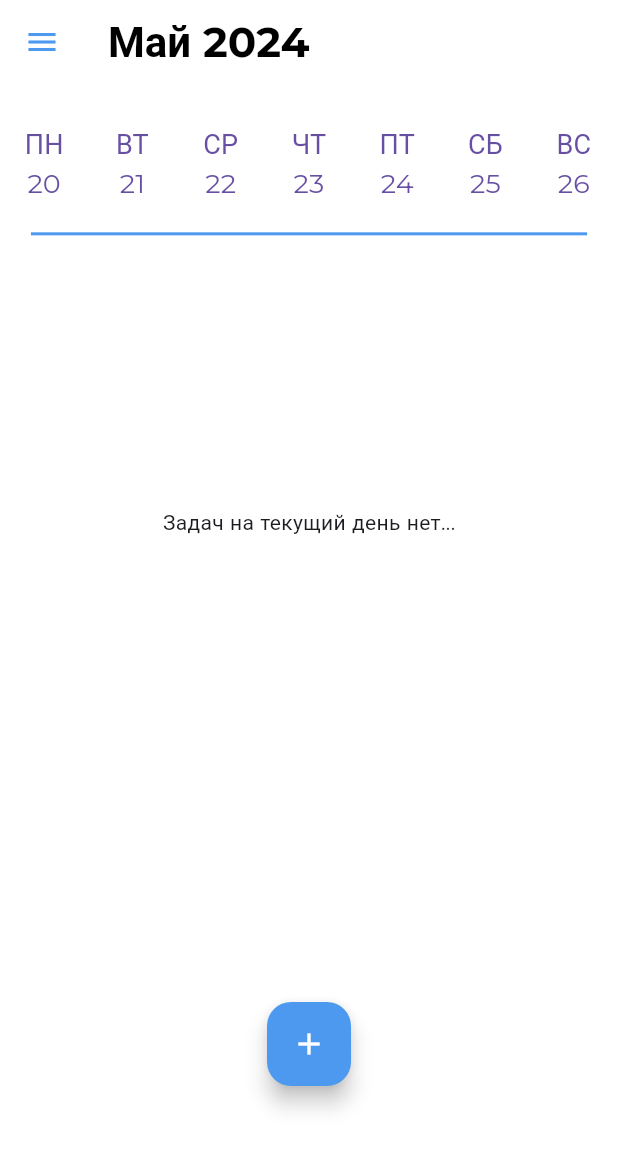
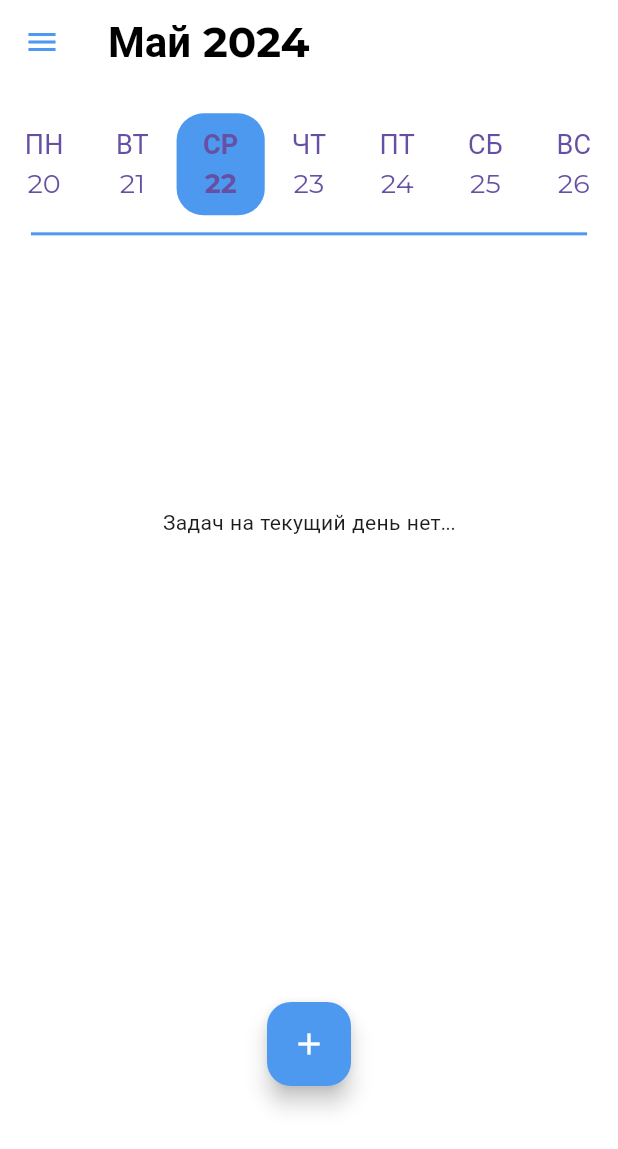
Before and after one commit to schlimmsten/Multitask, a Flutter app: the screen it shows after launch, after a tap on "Продолжить", on a phone screen of 412 x 824 dp. Shown: the top 1149 px of the screen. Run offline on Flutter 3.47's test engine with Material 3 defaults, Android fonts, the phone set to English and light mode, and no system bars; our stand-ins replace flutter_slidable, hive, hive_flutter, shared_preferences; missing offline and left inert: flutter_material_color_picker; accounts and stored records are empty; statements that could not run were skipped; project files that could hold a hidden picture were left out.

Commit message:
Доработал горизонтальный скролл дат, надо сделать смену месяца и года

```diff
--- a/lib/add_screen_components/add_screen_builder.dart
+++ b/lib/add_screen_components/add_screen_builder.dart
@@ -44,6 +44,7 @@ class _AddScreenBodyBuilderState extends State<AddScreenBodyBuilder> {
       appBar: AppBar(
         title: const Header(),
         centerTitle: true,
+        automaticallyImplyLeading: false,
       ),
       body: Container(
           padding: const EdgeInsets.only(left: 10, right: 10),
--- a/lib/add_screen_components/data_task/task_form_model.dart
+++ b/lib/add_screen_components/data_task/task_form_model.dart
@@ -43,7 +43,7 @@ class TaskFormModel {
         time: day);
     await box.add(task);
     Navigator.of(context)
-        .pushReplacement(MaterialPageRoute(builder: (_) => const MainScreen()));
+        .pop(context);
   }
   void changeTask(BuildContext context, int index) async {
     // Вызов метода для сохранения задачи с выбранной датой и временем
@@ -77,7 +77,7 @@ class TaskFormModel {
 
     //TaskModelProvider.of(context)?.model.put(index, task as Box<Task>);
     Navigator.of(context)
-        .pushReplacement(MaterialPageRoute(builder: (_) => const MainScreen()));
+        .pop(context);
   }
 }
 
--- a/lib/add_screen_components/decline_button.dart
+++ b/lib/add_screen_components/decline_button.dart
@@ -19,8 +19,7 @@ class DeclineButton extends StatelessWidget {
               ),
               child: FloatingActionButton(
                 onPressed: () {
-                  Navigator.of(context).pushReplacement(
-                      MaterialPageRoute(builder: (_) => const MainScreen()));
+                  Navigator.of(context).pop(context);
                 },
                 backgroundColor: Theme.of(context).primaryColor,
 
--- a/lib/change_screen_components/change_screen_builder.dart
+++ b/lib/change_screen_components/change_screen_builder.dart
@@ -50,6 +50,7 @@ class _AddScreenBodyBuilderState extends State<ChangeScreenBodyBuilder> {
       appBar: AppBar(
         title: const Header(),
         centerTitle: true,
+        automaticallyImplyLeading: false,
       ),
       body: Container(
           padding: const EdgeInsets.only(left: 10, right: 10),
--- a/lib/main_screen_components/add_button.dart
+++ b/lib/main_screen_components/add_button.dart
@@ -7,15 +7,18 @@ class AddButton extends StatelessWidget {
   @override
   Widget build(BuildContext context) {
     return Align(
-      alignment: Alignment.bottomCenter,
-      child: FloatingActionButton(
-        onPressed: () {
-          Navigator.of(context).pushReplacement(
-            MaterialPageRoute(builder: (_) => const AddScreen()));
-        },
-        backgroundColor: Theme.of(context).primaryColor,
-        child: Icon(Icons.add, color: Theme.of(context).appBarTheme.backgroundColor),
-      )
-    );
+        alignment: Alignment.bottomCenter,
+        child: FloatingActionButton(
+          onPressed: () {
+            Navigator.of(context).push(
+              MaterialPageRoute(
+                builder: (_) => const AddScreen(),
+              ),
+            );
+          },
+          backgroundColor: Theme.of(context).primaryColor,
+          child: Icon(Icons.add,
+              color: Theme.of(context).appBarTheme.backgroundColor),
+        ));
   }
 }
--- a/lib/main_screen_components/date_builder.dart
+++ b/lib/main_screen_components/date_builder.dart
@@ -34,10 +34,10 @@
 
 //   @override
 //   Widget build(BuildContext context) {
-//     return Consumer<TaskModel>(
+//     return Consumer<TaskMaodel>(
 //       builder: (context, taskModel, _) {
 //         return SizedBox(
-//           height: MediaQuery.of(context).size.height * 0.09,
+//           height: MediQuery.of(context).size.height * 0.09,
 //           child: ListView.separated(
 //             scrollDirection: Axis.horizontal,
 //             itemCount: 7,
@@ -118,25 +118,28 @@ List<String> days = [
 ];
 
 class DateBuilder extends StatefulWidget {
-  const DateBuilder({Key? key}) : super(key: key);
+  const DateBuilder({super.key});
 
   @override
-  _DateBuilderState createState() => _DateBuilderState();
+  DateBuilderState createState() => DateBuilderState();
 }
 
-class _DateBuilderState extends State<DateBuilder> {
+class DateBuilderState extends State<DateBuilder> {
   late PageController _pageController;
-  late List<ValueNotifier<bool>> isSelectedList;
   late DateTime selectedDate;
   late int currentPage;
+  final List<ValueNotifier<bool>> isSelectedList =
+      List.generate(7, (index) => ValueNotifier<bool>(false));
+  bool isTapped = false; // Добавим переменную для отслеживания тапов
 
   @override
   void initState() {
     super.initState();
+
+    _pageController = PageController(
+        initialPage: 5000); // Ставим начальную страницу в середину
+    currentPage = 5000;
     loadSelectedDate();
-    isSelectedList = List.generate(7, (index) => ValueNotifier<bool>(false));
-    _pageController = PageController(initialPage: 5000); // Ставим начальную страницу в середину
-    currentPage = 5000;
   }
 
   @override
@@ -151,12 +154,16 @@ class _DateBuilderState extends State<DateBuilder> {
             onPageChanged: (index) {
               setState(() {
                 currentPage = index;
+                _updateSelectedList(taskModel);
               });
             },
-            itemCount: 10000, // Достаточно большое число для бесконечной прокрутки
+            itemCount:
+                10000, // Достаточно большое число для бесконечной прокрутки
             itemBuilder: (context, pageIndex) {
               // Вычисляем начальную дату для текущей страницы
-              DateTime startDate = DateTime.now().subtract(Duration(days: DateTime.now().weekday - 1)).add(Duration(days: 7 * (pageIndex - 5000)));
+              DateTime startDate = DateTime.now()
+                  .subtract(Duration(days: DateTime.now().weekday - 1))
+                  .add(Duration(days: 7 * (pageIndex - 5000)));
 
               // Создаем список виджетов для текущей недели
               List<Widget> weekDays = List.generate(7, (dayIndex) {
@@ -170,7 +177,7 @@ class _DateBuilderState extends State<DateBuilder> {
                         date: currentDate.day.toString(),
                         isSelected: isSelected,
                         onPressed: () {
-                          _onItemTapped(dayIndex, taskModel);
+                          _onItemTapped(dayIndex, currentDate, taskModel);
                         },
                       );
                     },
@@ -189,34 +196,37 @@ class _DateBuilderState extends State<DateBuilder> {
     );
   }
 
-  void _onItemTapped(int index, TaskModel taskModel) {
+  void _onItemTapped(int index, DateTime currentDate, TaskModel taskModel) {
     setState(() {
       for (int i = 0; i < isSelectedList.length; i++) {
-        isSelectedList[i].value = i == index;
+        isSelectedList[i].value = false;
       }
+      isSelectedList[index].value = true;
+      isTapped = true; // Устанавливаем флаг тапа
     });
 
-    DateTime now = DateTime.now();
-    int dayDifference = index - now.weekday + 1;
-    selectedDate = now.add(Duration(days: dayDifference));
-    saveSelectedDate(selectedDate);
+    selectedDate = currentDate;
     taskModel.setSelectedDate(selectedDate);
   }
 
-  Future<void> saveSelectedDate(DateTime date) async {
-    SharedPreferences prefs = await SharedPreferences.getInstance();
-    await prefs.setString('selectedDate', date.toIso8601String());
+  void loadSelectedDate() {
+    selectedDate = DateTime.now();
+    _updateSelectedList(Provider.of<TaskModel>(context, listen: false));
   }
 
-  Future<void> loadSelectedDate() async {
-    SharedPreferences prefs = await SharedPreferences.getInstance();
-    String? dateString = prefs.getString('selectedDate');
-    if (dateString != null) {
-      selectedDate = DateTime.parse(dateString);
-      int selectedIndex = selectedDate.weekday - 1;
-      isSelectedList[selectedIndex].value = true;
-    } else {
-      selectedDate = DateTime.now();
+  void _updateSelectedList(TaskModel taskModel) {
+    DateTime startDate = DateTime.now()
+        .subtract(Duration(days: DateTime.now().weekday - 1))
+        .add(Duration(days: 7 * (currentPage - 5000)));
+    for (int i = 0; i < 7; i++) {
+      DateTime currentDate = startDate.add(Duration(days: i));
+      if (currentDate.year == selectedDate.year &&
+          currentDate.month == selectedDate.month &&
+          currentDate.day == selectedDate.day) {
+        isSelectedList[i].value = true;
+      } else {
+        isSelectedList[i].value = false;
+      }
     }
   }
 }
```
Also changed, not shown: lib/main_screen_components/task_list.dart (+9 -6 lines).
